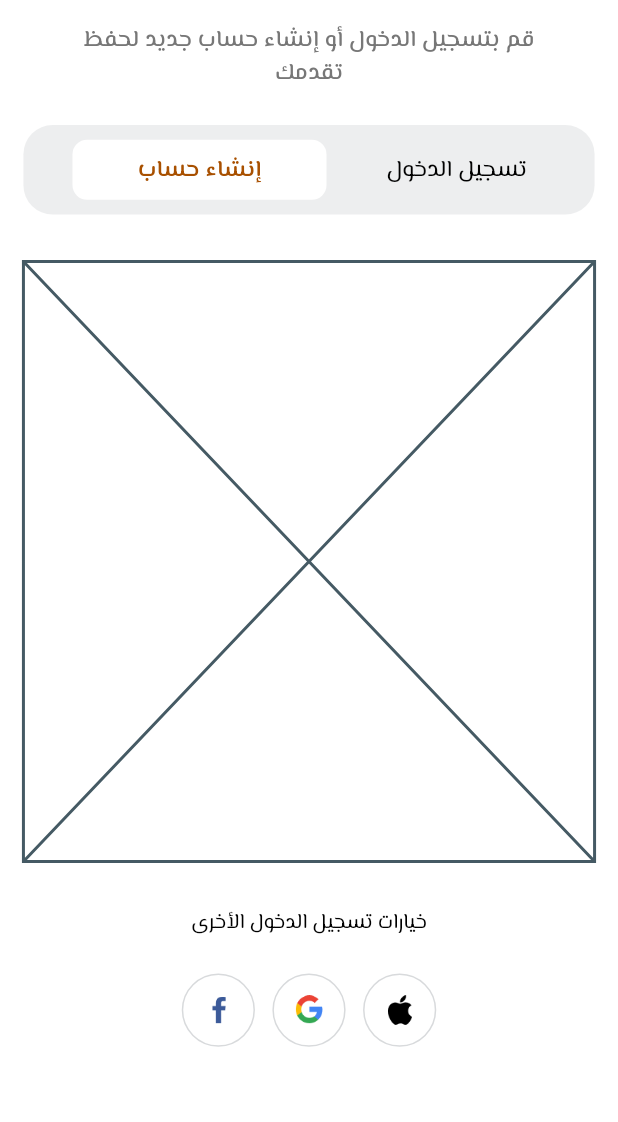
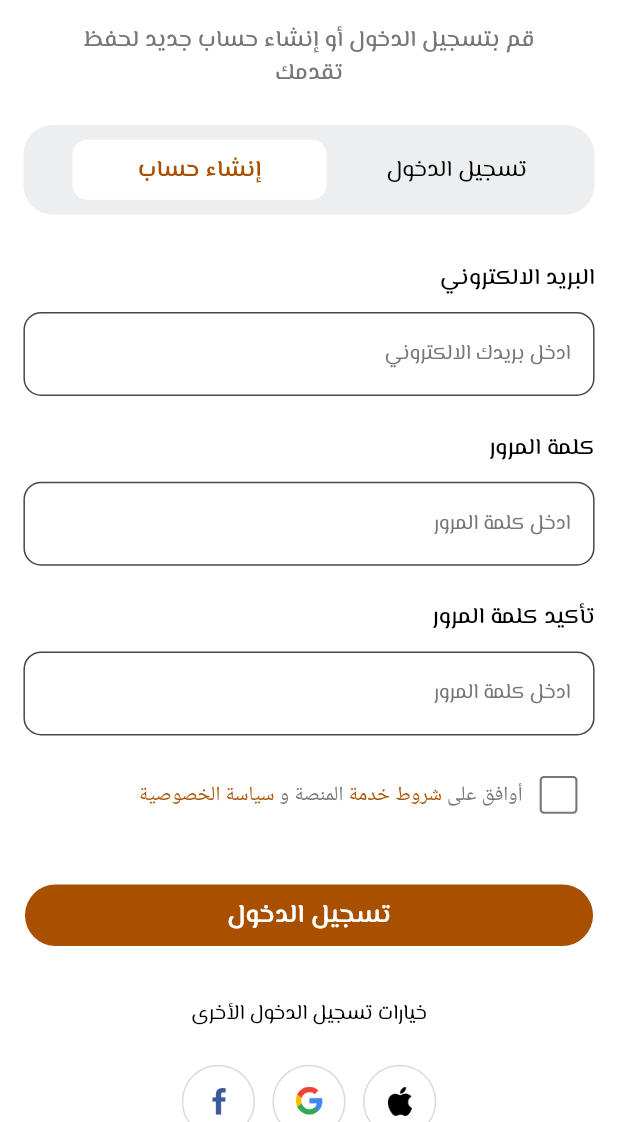
Before and after one commit to Omar20041223/Quran, a Flutter app: the RegisterView screen opened by its route, after a tap on "إنشاء حساب", on a phone screen of 412 x 824 dp, the part 114-1236 px from its top. Run offline on Flutter 3.47's test engine with Material 3 defaults, Android fonts, the phone set to English and light mode, and no system bars; our stand-ins replace flutter_screenutil, go_router, google_fonts.

Commit message:
build register body

```diff
--- /dev/null
+++ b/lib/features/auth/presentation/views/widgets/agree_to_polices.dart
@@ -0,0 +1,81 @@
+import 'package:flutter/material.dart';
+import 'package:quran/core/utils/styles.dart';
+import '../../../../../core/utils/colors.dart';
+
+class AgreeToPolicies extends FormField<bool> {
+  AgreeToPolicies({
+    super.key,
+    super.onSaved,
+    super.validator,
+    bool super.initialValue = false,
+    AutovalidateMode super.autovalidateMode = AutovalidateMode.disabled,
+  }) : super(
+    builder: (FormFieldState<bool> state) {
+      return Column(
+        crossAxisAlignment: CrossAxisAlignment.start,
+        children: [
+          Row(
+            textDirection: TextDirection.rtl,
+            mainAxisAlignment: MainAxisAlignment.end,
+            mainAxisSize: MainAxisSize.min,
+            children: [
+              Transform.scale(
+                scale: 1.4, // Adjust the scale factor for the checkbox size
+                child: Checkbox(
+                  value: state.value ?? false,
+                  onChanged: (bool? newValue) {
+                    state.didChange(newValue ?? false);
+                  },
+                  checkColor: Colors.white,
+                  activeColor: Colors.blue,
+                  side: BorderSide(
+                    color: state.hasError ? Colors.red : AppColors.lightGrey,
+                    width: 1,
+                  ),
+                ),
+              ),
+              Expanded(
+                child: Align(
+                  alignment: Alignment.centerRight,
+                  child: RichText(
+                    text: TextSpan(
+                      children: [
+                        TextSpan(
+                          text: 'أوافق على ',
+                          style: Styles.textStyle14W400LightGrey,
+                        ),
+                        TextSpan(
+                          text: 'شروط خدمة',
+                          style: Styles.textStyle14W400Brown,
+                        ),
+                        TextSpan(
+                          text: ' المنصة و ',
+                          style: Styles.textStyle14W400LightGrey,
+                        ),
+                        TextSpan(
+                          text: 'سياسة الخصوصية',
+                          style: Styles.textStyle14W400Brown,
+                        ),
+                      ],
+                    ),
+                  ),
+                ),
+              ),
+            ],
+          ),
+          if (state.hasError)
+            Padding(
+              padding: const EdgeInsets.only(left: 8.0),
+              child: Text(
+                state.errorText!,
+                style: const TextStyle(
+                  color: Colors.red,
+                  fontSize: 12,
+                ),
+              ),
+            ),
+        ],
+      );
+    },
+  );
+}
--- a/lib/features/auth/presentation/views/widgets/register_body.dart
+++ b/lib/features/auth/presentation/views/widgets/register_body.dart
@@ -5,7 +5,6 @@ import 'package:quran/features/auth/presentation/views/widgets/register_buttons_
 import 'package:quran/features/auth/presentation/views/widgets/register_header.dart';
 import 'package:quran/features/auth/presentation/views/widgets/register_tail.dart';
 import 'package:quran/features/auth/presentation/views/widgets/sign_up_body.dart';
-
 
 class RegisterBody extends StatefulWidget {
   const RegisterBody({super.key});
@@ -21,6 +20,7 @@ class _RegisterBodyState extends State<RegisterBody> {
   Widget build(BuildContext context) {
     TextEditingController emailController = TextEditingController();
     TextEditingController passwordController = TextEditingController();
+    TextEditingController confirmPasswordController = TextEditingController();
     return Padding(
       padding: EdgeInsets.symmetric(horizontal: 16.0.h),
       child: SingleChildScrollView(
@@ -28,12 +28,19 @@ class _RegisterBodyState extends State<RegisterBody> {
           children: [
             const RegisterHeader(),
             24.verticalSpace,
-            RegisterButtonsForTapBar(onIndexChanged: (int value) {
-              index = value;
-              setState(() {});
-            },),
+            RegisterButtonsForTapBar(
+              onIndexChanged: (int value) {
+                index = value;
+                setState(() {});
+              },
+            ),
             32.verticalSpace,
-            index == 1 ? LoginBody(emailController: emailController, passwordController: passwordController) : SignUpBody(),
+            index == 1
+                ? LoginBody(
+                    emailController: emailController,
+                    passwordController: passwordController)
+                : SignUpBody(emailController: emailController, passwordController: passwordController, confirmPasswordController: confirmPasswordController,),
+            32.verticalSpace,
             const RegisterTail(),
             43.verticalSpace,
           ],
--- a/lib/features/auth/presentation/views/widgets/register_tail.dart
+++ b/lib/features/auth/presentation/views/widgets/register_tail.dart
@@ -8,7 +8,6 @@ class RegisterTail extends StatelessWidget {
   Widget build(BuildContext context) {
     return Column(
       children: [
-        32.verticalSpace,
         Text("خيارات تسجيل الدخول الأخرى",style: Styles.textStyle14W400Black,),
         24.verticalSpace,
         Row(
--- a/lib/features/auth/presentation/views/widgets/register_tap_bar.dart
+++ /dev/null
@@ -1,16 +0,0 @@
-import 'package:flutter/material.dart';
-class RegisterTapBar extends StatefulWidget {
-  const RegisterTapBar({super.key});
-
-  @override
-  State<RegisterTapBar> createState() => _RegisterTapBarState();
-}
-
-class _RegisterTapBarState extends State<RegisterTapBar> {
-  @override
-  Widget build(BuildContext context) {
-    return const TabBarView(children: [
-
-    ]);
-  }
-}
--- a/lib/features/auth/presentation/views/widgets/sign_up_body.dart
+++ b/lib/features/auth/presentation/views/widgets/sign_up_body.dart
@@ -1,9 +1,51 @@
 import 'package:flutter/material.dart';
+import 'package:flutter_screenutil/flutter_screenutil.dart';
+import 'package:quran/features/auth/presentation/views/widgets/agree_to_polices.dart';
+import 'package:quran/features/auth/presentation/views/widgets/register_custom_field.dart';
+
+import '../../../../../core/widgets/custom_button.dart';
+
 class SignUpBody extends StatelessWidget {
-  const SignUpBody({super.key});
+  const SignUpBody(
+      {super.key,
+      required this.emailController,
+      required this.passwordController,
+      required this.confirmPasswordController});
+
+  final TextEditingController emailController;
+  final TextEditingController passwordController;
+  final TextEditingController confirmPasswordController;
 
   @override
   Widget build(BuildContext context) {
-    return const Placeholder();
+    return Column(
+      children: [
+        RegisterCustomField(
+            title: "البريد الالكتروني",
+            hintText: "ادخل بريدك الالكتروني",
+            textInputType: TextInputType.emailAddress,
+            controller: emailController),
+        24.verticalSpace,
+        RegisterCustomField(
+          title: "كلمة المرور",
+          hintText: "ادخل كلمة المرور",
+          textInputType: TextInputType.visiblePassword,
+          controller: passwordController,
+          obscureText: true,
+        ),
+        24.verticalSpace,
+        RegisterCustomField(
+          title: "تأكيد كلمة المرور",
+          hintText: "ادخل كلمة المرور",
+          textInputType: TextInputType.visiblePassword,
+          controller: passwordController,
+          obscureText: true,
+        ),
+        16.verticalSpace,
+        AgreeToPolicies(),
+        32.verticalSpace,
+        CustomButton(text: "تسجيل الدخول",onPressed: (){},)
+      ],
+    );
   }
 }
```
Also changed, not shown: lib/features/auth/presentation/views/widgets/register_custom_button.dart (deleted, +0 -10 lines).
